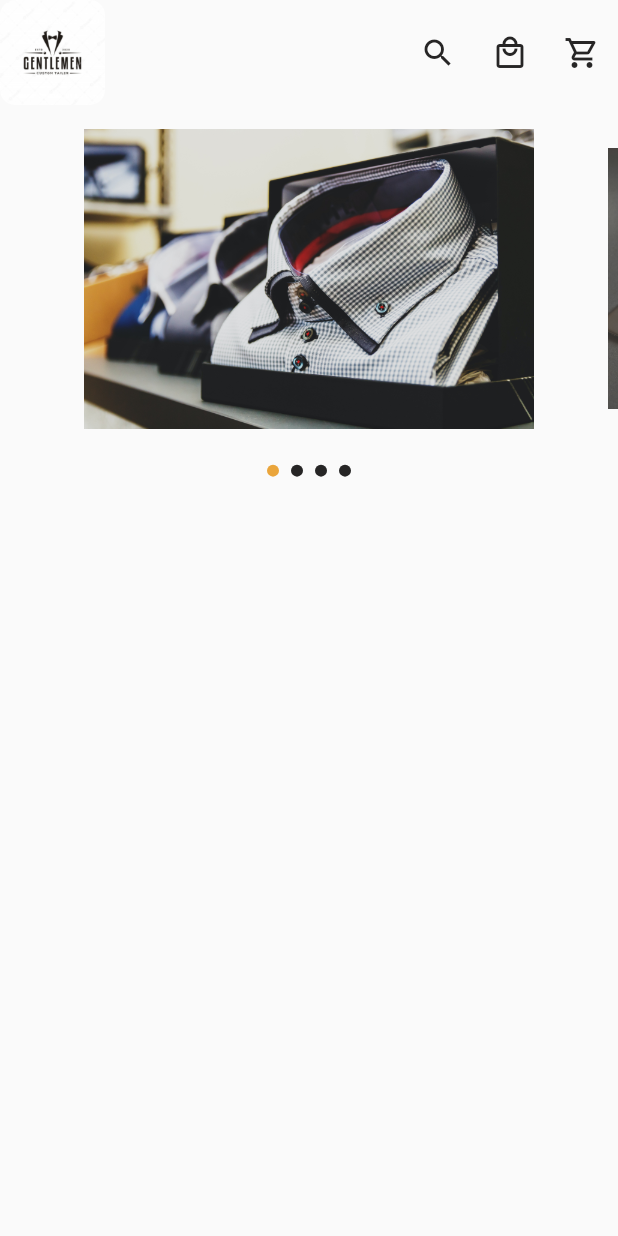
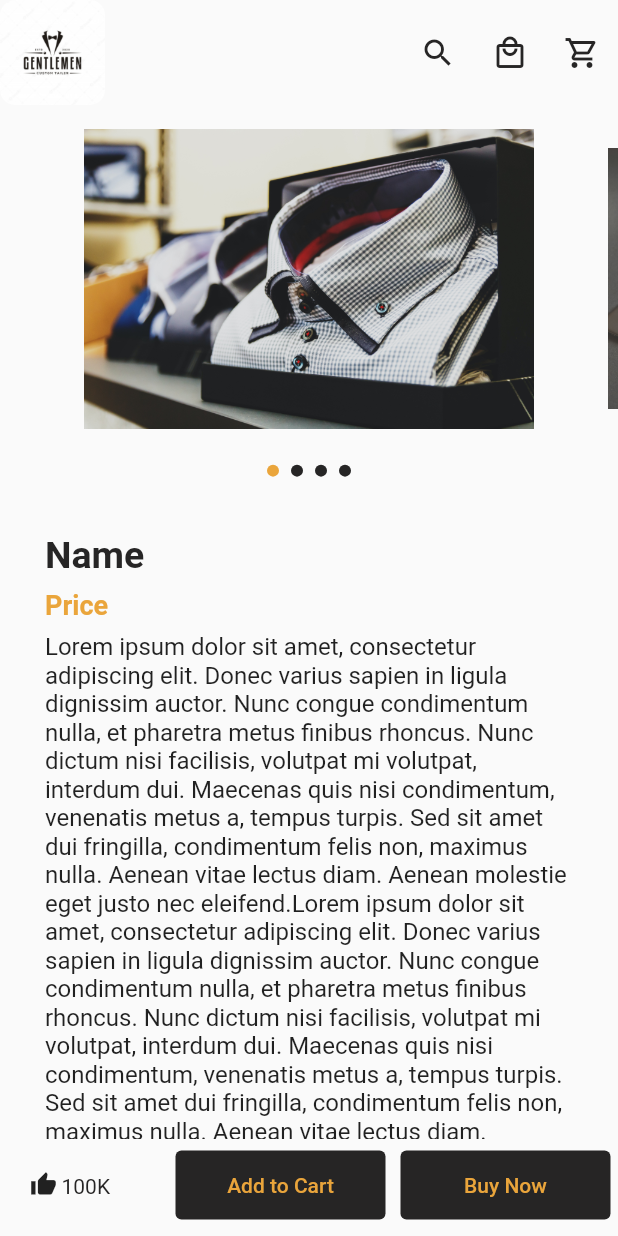
Before and after one commit to MohamedSafwan20/Clothing_store-Flutter, a Flutter app: the ProductResult screen opened by its route, after a tap on "Name", on a phone screen of 412 x 824 dp. Run offline on Flutter 3.47's test engine with Material 2 defaults, Android fonts, the phone set to English and light mode, and no system bars; drawn by our look-alikes of carousel_slider; our stand-ins replace firebase_auth, firebase_core; accounts and stored records are empty.

Commit message:
Added Body and Footer in product details page

```diff
--- a/lib/screens/login.dart
+++ b/lib/screens/login.dart
@@ -132,10 +132,13 @@ class _LoginState extends State<Login> {
                                 height: 30,
                                 child: (CircularProgressIndicator()),
                               )
-                            : (RegularButton(
-                                text: "Login",
-                                onPressed: login,
-                              ))),
+                            : FractionallySizedBox(
+                                widthFactor: 0.7,
+                                child: (RegularButton(
+                                  text: "Login",
+                                  onPressed: login,
+                                )),
+                              )),
                     Row(
                       mainAxisAlignment: MainAxisAlignment.center,
                       children: [
--- a/lib/screens/product_details.dart
+++ b/lib/screens/product_details.dart
@@ -1,6 +1,9 @@
+import 'package:flutter/cupertino.dart';
 import 'package:flutter/material.dart';
 import 'package:gentleman/widgets/image_carousel.dart';
 import 'package:gentleman/widgets/navbar.dart';
+import 'package:gentleman/widgets/product_detail_body.dart';
+import 'package:gentleman/widgets/product_detail_footer.dart';
 
 class ProductDetails extends StatefulWidget {
   const ProductDetails({Key? key}) : super(key: key);
@@ -14,14 +17,21 @@ class _ProductDetailsState extends State<ProductDetails> {
   Widget build(BuildContext context) {
     return Scaffold(
         body: SafeArea(
+          child: SingleChildScrollView(
             child: SizedBox(
               width: double.infinity,
               child: Column(
+                mainAxisAlignment: MainAxisAlignment.spaceBetween,
                 crossAxisAlignment: CrossAxisAlignment.start,
-            children: [const NavBar(), ImageCarousel()],
+                children: const [
+                  NavBar(),
+                  ImageCarousel(),
+                  ProductDetailBody()
+                ],
               ),
             ),
           ),
-    );
+        ),
+        bottomNavigationBar: const ProductDetailFooter());
   }
 }
--- a/lib/screens/product_result.dart
+++ b/lib/screens/product_result.dart
@@ -1,4 +1,5 @@
 import 'package:flutter/material.dart';
+import 'package:flutter/widgets.dart';
 import 'package:gentleman/widgets/navbar.dart';
 
 class ProductResult extends StatefulWidget {
@@ -29,8 +30,8 @@ class _ProductResultState extends State<ProductResult> {
                           Navigator.pushNamed(context, "/product-details");
                         },
                         child: Padding(
-                          padding: const EdgeInsets.symmetric(
-                              horizontal: 10.0, vertical: 2.0),
+                          padding: const EdgeInsets.only(
+                              left: 10.0, bottom: 5.0, right: 10.0),
                           child: SizedBox(
                             height: 120,
                             child: Row(
@@ -69,11 +70,30 @@ class _ProductResultState extends State<ProductResult> {
                                                       .colorScheme
                                                       .secondary,
                                                   fontSize: 14)),
-                                          Text("Description",
-                                              style: TextStyle(
-                                                  fontWeight: FontWeight.w300,
-                                                  color: Theme.of(context)
-                                                      .disabledColor)),
+                                          Padding(
+                                            padding: const EdgeInsets.only(
+                                                top: 12.0),
+                                            child: RichText(
+                                              text: TextSpan(children: [
+                                                const WidgetSpan(
+                                                  child: Padding(
+                                                    padding: EdgeInsets.only(
+                                                        right: 3.0),
+                                                    child: Icon(
+                                                      Icons.thumb_up,
+                                                      size: 18,
+                                                    ),
+                                                  ),
+                                                ),
+                                                TextSpan(
+                                                    text: "100K",
+                                                    style: TextStyle(
+                                                        color: Theme.of(context)
+                                                            .colorScheme
+                                                            .primary))
+                                              ]),
+                                            ),
+                                          )
                                         ],
                                       ),
                                     ),
--- a/lib/screens/signup.dart
+++ b/lib/screens/signup.dart
@@ -165,10 +165,13 @@ class _SignupState extends State<Signup> {
                                   height: 30,
                                   child: (CircularProgressIndicator()),
                                 )
-                              : (RegularButton(
-                                  text: "Signup",
-                                  onPressed: signup,
-                                ))),
+                              : FractionallySizedBox(
+                                  widthFactor: 0.7,
+                                  child: (RegularButton(
+                                    text: "Signup",
+                                    onPressed: signup,
+                                  )),
+                                )),
                       Row(
                         mainAxisAlignment: MainAxisAlignment.center,
                         children: [
--- /dev/null
+++ b/lib/widgets/product_detail_body.dart
@@ -0,0 +1,40 @@
+import 'package:flutter/material.dart';
+
+class ProductDetailBody extends StatefulWidget {
+  const ProductDetailBody({Key? key}) : super(key: key);
+
+  @override
+  _ProductDetailBodyState createState() => _ProductDetailBodyState();
+}
+
+class _ProductDetailBodyState extends State<ProductDetailBody> {
+  @override
+  Widget build(BuildContext context) {
+    return Padding(
+      padding: const EdgeInsets.all(30.0),
+      child: Column(
+        crossAxisAlignment: CrossAxisAlignment.start,
+        children: [
+          Text("Name",
+              style: TextStyle(
+                  fontWeight: FontWeight.bold,
+                  fontSize: 25,
+                  color: Theme.of(context).colorScheme.primary)),
+          Padding(
+            padding: const EdgeInsets.symmetric(vertical: 8.0),
+            child: Text("Price",
+                style: TextStyle(
+                    fontWeight: FontWeight.w600,
+                    color: Theme.of(context).colorScheme.secondary,
+                    fontSize: 18)),
+          ),
+          const Text(
+              "Lorem ipsum dolor sit amet, consectetur adipiscing elit. Donec varius sapien in ligula dignissim auctor. Nunc congue condimentum nulla, et pharetra metus finibus rhoncus. Nunc dictum nisi facilisis, volutpat mi volutpat, interdum dui. Maecenas quis nisi condimentum, venenatis metus a, tempus turpis. Sed sit amet dui fringilla, condimentum felis non, maximus nulla. Aenean vitae lectus diam. Aenean molestie eget justo nec eleifend."
+              "Lorem ipsum dolor sit amet, consectetur adipiscing elit. Donec varius sapien in ligula dignissim auctor. Nunc congue condimentum nulla, et pharetra metus finibus rhoncus. Nunc dictum nisi facilisis, volutpat mi volutpat, interdum dui. Maecenas quis nisi condimentum, venenatis metus a, tempus turpis. Sed sit amet dui fringilla, condimentum felis non, maximus nulla. Aenean vitae lectus diam. Aenean molestie eget justo nec eleifend."
+              "Lorem ipsum dolor sit amet, consectetur adipiscing elit. Donec varius sapien in ligula dignissim auctor. Nunc congue condimentum nulla, et pharetra metus finibus rhoncus. Nunc dictum nisi facilisis, volutpat mi volutpat, interdum dui. Maecenas quis nisi condimentum, venenatis metus a, tempus turpis. Sed sit amet dui fringilla, condimentum felis non, maximus nulla. Aenean vitae lectus diam. Aenean molestie eget justo nec eleifend.",
+              style: TextStyle(fontWeight: FontWeight.w400, fontSize: 16)),
+        ],
+      ),
+    );
+  }
+}
--- /dev/null
+++ b/lib/widgets/product_detail_footer.dart
@@ -0,0 +1,63 @@
+import 'package:flutter/material.dart';
+import 'package:gentleman/widgets/regular_button.dart';
+
+class ProductDetailFooter extends StatefulWidget {
+  const ProductDetailFooter({Key? key}) : super(key: key);
+
+  @override
+  _ProductDetailFooterState createState() => _ProductDetailFooterState();
+}
+
+class _ProductDetailFooterState extends State<ProductDetailFooter> {
+  @override
+  Widget build(BuildContext context) {
+    return Container(
+        alignment: Alignment.bottomRight,
+        height: 65,
+        padding: const EdgeInsets.only(bottom: 10.0),
+        child: Row(
+          mainAxisAlignment: MainAxisAlignment.spaceBetween,
+          children: [
+            Padding(
+              padding: const EdgeInsets.only(left: 20.0),
+              child: RichText(
+                text: TextSpan(children: [
+                  const WidgetSpan(
+                    child: Padding(
+                      padding: EdgeInsets.only(right: 3.0),
+                      child: Icon(
+                        Icons.thumb_up,
+                        size: 18,
+                      ),
+                    ),
+                  ),
+                  TextSpan(
+                      text: "100K",
+                      style: TextStyle(
+                          color: Theme.of(context).colorScheme.primary))
+                ]),
+              ),
+            ),
+            Row(
+              mainAxisAlignment: MainAxisAlignment.end,
+              children: [
+                Container(
+                    width: 150,
+                    padding: const EdgeInsets.symmetric(horizontal: 5),
+                    child: RegularButton(
+                      onPressed: () {},
+                      text: "Add to Cart",
+                    )),
+                Container(
+                    width: 150,
+                    padding: const EdgeInsets.symmetric(horizontal: 5),
+                    child: RegularButton(
+                      onPressed: () {},
+                      text: "Buy Now",
+                    )),
+              ],
+            )
+          ],
+        ));
+  }
+}
--- a/lib/widgets/regular_button.dart
+++ b/lib/widgets/regular_button.dart
@@ -9,9 +9,7 @@ class RegularButton extends StatelessWidget {
 
   @override
   Widget build(BuildContext context) {
-    return FractionallySizedBox(
-        widthFactor: 0.7,
-        child: TextButton(
+    return TextButton(
         style: TextButton.styleFrom(
             padding: const EdgeInsets.all(15.0),
             backgroundColor: Theme.of(context).colorScheme.primary),
@@ -21,6 +19,6 @@ class RegularButton extends StatelessWidget {
           style: TextStyle(
             color: Theme.of(context).colorScheme.secondary,
           ),
-            )));
+        ));
   }
 }
```
Lines whose indentation alone changed are shown as unchanged.
